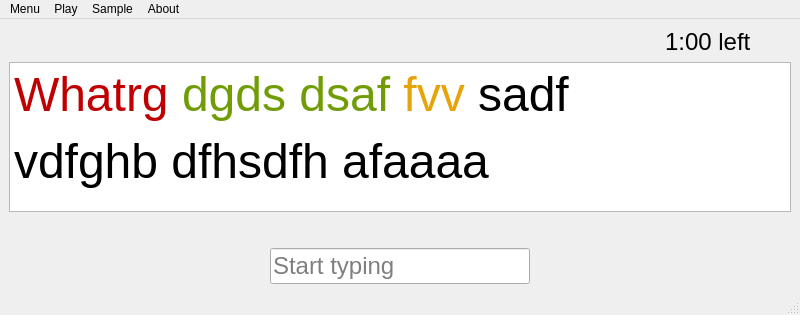
This is fast-typing/win.ui in Ichigo002/fast-typing-qt as Qt 5 draws it before an edit. The edited form follows.
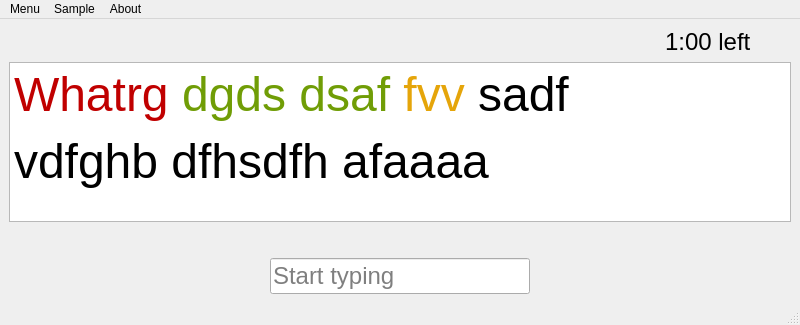
This is the edited form.

Commit message: create nice dark-theme

What changed in the file:
```diff
--- a/fast-typing/win.ui
+++ b/fast-typing/win.ui
@@ -7,19 +7,19 @@
     <x>0</x>
     <y>0</y>
     <width>800</width>
-    <height>315</height>
+    <height>325</height>
    </rect>
   </property>
   <property name="minimumSize">
    <size>
     <width>800</width>
-    <height>315</height>
+    <height>325</height>
    </size>
   </property>
   <property name="maximumSize">
    <size>
     <width>800</width>
-    <height>315</height>
+    <height>325</height>
    </size>
   </property>
   <property name="windowTitle">
@@ -89,6 +89,9 @@
         <height>16777215</height>
        </size>
       </property>
+      <property name="readOnly">
+       <bool>true</bool>
+      </property>
       <property name="html">
        <string>&lt;!DOCTYPE HTML PUBLIC &quot;-//W3C//DTD HTML 4.0//EN&quot; &quot;http://www.w3.org/TR/REC-html40/strict.dtd&quot;&gt;
 &lt;html&gt;&lt;head&gt;&lt;meta name=&quot;qrichtext&quot; content=&quot;1&quot; /&gt;&lt;style type=&quot;text/css&quot;&gt;
@@ -180,17 +183,6 @@
     <addaction name="separator"/>
     <addaction name="actionQuit"/>
    </widget>
-   <widget class="QMenu" name="menuPlay">
-    <property name="title">
-     <string>Play</string>
-    </property>
-    <addaction name="actionStart"/>
-    <addaction name="actionStop"/>
-    <addaction name="actionReset"/>
-    <addaction name="separator"/>
-    <addaction name="actionPause"/>
-    <addaction name="actionUnpause"/>
-   </widget>
    <widget class="QMenu" name="menuSample">
     <property name="title">
      <string>Sample</string>
@@ -207,7 +199,6 @@
     <addaction name="actionHelp_2"/>
    </widget>
    <addaction name="menuMenu"/>
-   <addaction name="menuPlay"/>
    <addaction name="menuSample"/>
    <addaction name="menuAbout"/>
   </widget>
```
Left out of the diff: 41 changed lines with no effect on the pictures. The commit also changes 2 other files.
